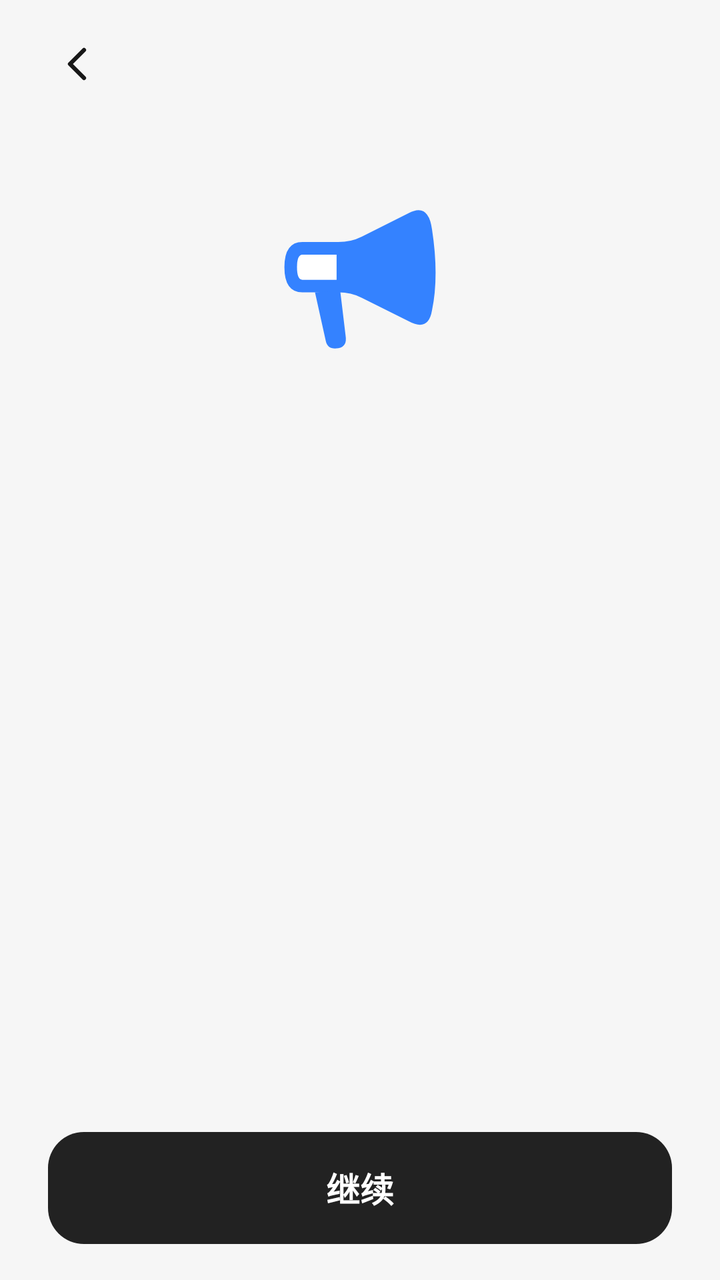
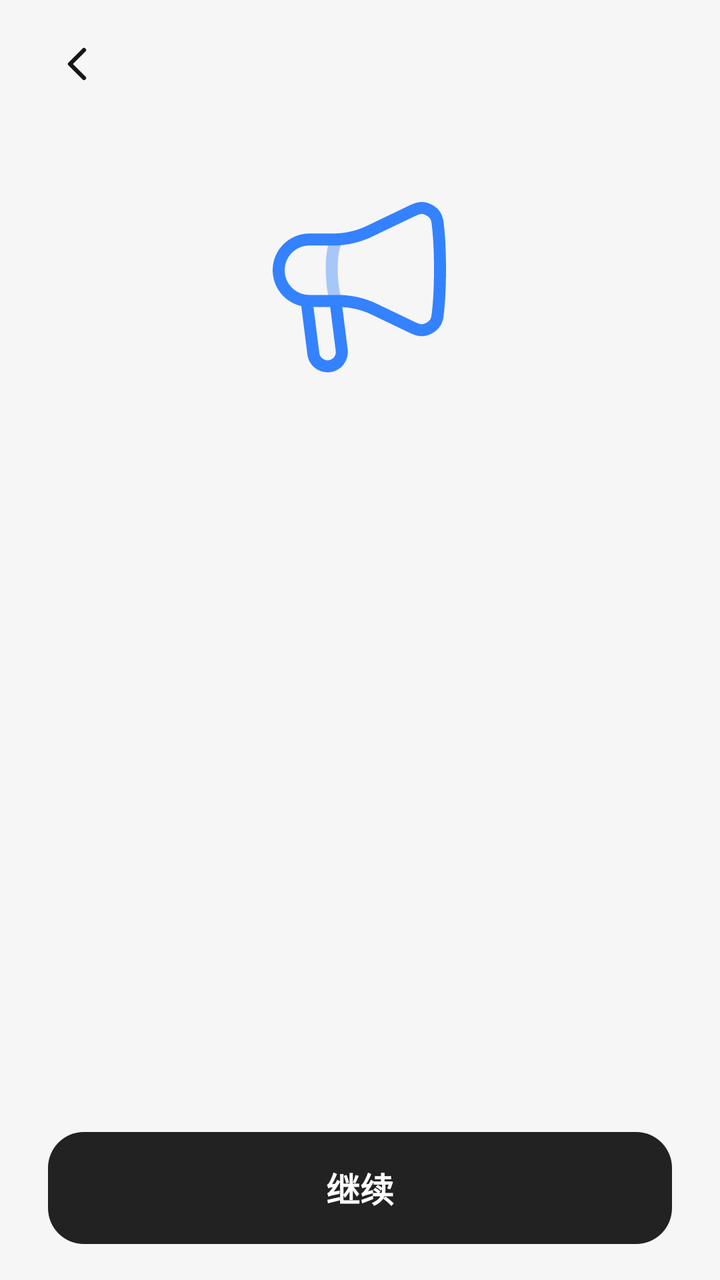

Screens rendered from an Android XML layout before and after an edit, with the pre-edit source and the edit as a unified diff.
<!-- AndroidManifest.xml: application theme Theme.RainKernel -->
<!-- res/layout/provision_detail_layout.xml -->
<?xml version="1.0" encoding="utf-8"?>
<FrameLayout xmlns:android="http://schemas.android.com/apk/res/android"
    android:id="@+id/permission_scene"
    android:layout_width="match_parent"
    android:layout_height="match_parent"
    android:background="@color/page_background">

    <LinearLayout
        android:id="@+id/provision_lyt"
        android:layout_width="match_parent"
        android:layout_height="match_parent"
        android:orientation="vertical">

        <include layout="@layout/provision_actionbar_layout" />

        <ImageView
            android:id="@+id/preview_image"
            android:layout_width="90dp"
            android:layout_height="90dp"
            android:layout_gravity="center_horizontal"
            android:layout_marginTop="30dp"
            android:layout_marginBottom="24dp"
            android:contentDescription="@null"
            android:src="@drawable/provision_service_state" />

        <include layout="@layout/provision_lyt_title_layout" />

        <include layout="@layout/provision_fragment_content" />

        <TextView
            android:id="@+id/provision_confirm"
            android:layout_width="match_parent"
            android:layout_height="56dp"
            android:layout_marginHorizontal="24dp"
            android:layout_marginBottom="18dp"
            android:gravity="center"
            android:background="@drawable/provision_confirm_background"
            android:text="@string/provision_continue"
            android:textColor="#FFFFFF"
            android:textSize="17sp"
            android:textStyle="bold"
            android:clickable="true"
            android:focusable="true" />
    </LinearLayout>

    <View
        android:id="@+id/permission_transition_scrim"
        android:layout_width="match_parent"
        android:layout_height="match_parent"
        android:background="#99000000"
        android:visibility="gone"
        android:importantForAccessibility="no" />
</FrameLayout>
<!-- res/layout/provision_actionbar_layout.xml (included above) -->
<?xml version="1.0" encoding="utf-8"?>
<LinearLayout xmlns:android="http://schemas.android.com/apk/res/android"
    android:id="@+id/provision_lyt_actionbar"
    android:layout_width="match_parent"
    android:layout_height="64dp"
    android:orientation="horizontal"
    android:gravity="center_vertical"
    android:paddingStart="15dp"
    android:paddingEnd="24dp">
    <ImageView
        android:id="@+id/back_icon"
        android:layout_width="48dp"
        android:layout_height="48dp"
        android:padding="12dp"
        android:src="@drawable/provision_back_arrow"
        android:contentDescription="@string/provision_back_description"
        android:foreground="?android:attr/selectableItemBackgroundBorderless"
        android:clickable="true"
        android:focusable="true" />
</LinearLayout>
<!-- res/layout/provision_lyt_title_layout.xml (included above) -->
<?xml version="1.0" encoding="utf-8"?>
<LinearLayout xmlns:android="http://schemas.android.com/apk/res/android"
    android:id="@+id/provision_lyt_title"
    android:layout_width="match_parent"
    android:layout_height="wrap_content"
    android:orientation="vertical"
    android:paddingStart="28dp"
    android:paddingEnd="28dp"
    android:paddingBottom="24dp">
    <TextView
        android:id="@+id/provision_title"
        android:layout_width="match_parent"
        android:layout_height="wrap_content"
        android:textColor="@color/text_primary"
        android:textSize="32sp"
        android:fontFamily="sans-serif-medium"
        android:gravity="center_vertical" />
</LinearLayout>
<!-- res/layout/provision_fragment_content.xml (included above) -->
<?xml version="1.0" encoding="utf-8"?>
<FrameLayout xmlns:android="http://schemas.android.com/apk/res/android"
    android:id="@+id/provision_container"
    android:layout_width="match_parent"
    android:layout_height="0dp"
    android:layout_weight="1" />
<!-- resources referenced by this layout -->
<resources>
  <color name="page_background">#F6F6F6</color>
  <color name="text_primary">#171717</color>
  <!-- drawable provision_back_arrow (drawable) -->
  <?xml version="1.0" encoding="utf-8"?>
  <vector xmlns:android="http://schemas.android.com/apk/res/android"
      android:width="24dp" android:height="24dp"
      android:viewportWidth="24" android:viewportHeight="24">
      <path android:strokeColor="@color/text_primary" android:strokeWidth="2.1"
          android:strokeLineCap="round" android:strokeLineJoin="round"
          android:fillColor="@android:color/transparent"
          android:pathData="M15,5 L8,12 L15,19" />
  </vector>
  <!-- drawable provision_confirm_background (drawable) -->
  <?xml version="1.0" encoding="utf-8"?>
  <shape xmlns:android="http://schemas.android.com/apk/res/android">
      <solid android:color="#222222" />
      <corners android:radius="18dp" />
  </shape>
  <!-- drawable provision_service_state (drawable) -->
  <?xml version="1.0" encoding="utf-8"?>
  <vector xmlns:android="http://schemas.android.com/apk/res/android"
      android:width="100dp"
      android:height="100dp"
      android:viewportWidth="100"
      android:viewportHeight="100">
      <path android:fillColor="#3482FF"
          android:pathData="M18,30 L38,30 Q45,30 51,27 L77,14 Q88,8 90,23 Q94,49 90,68 Q88,80 77,74 L51,61 Q45,58 38,58 L18,58 Q8,58 8,44 Q8,30 18,30 Z" />
      <path android:fillColor="#3482FF"
          android:pathData="M25,58 L31,85 Q32,90 38,89 Q43,88 42,82 L39,57 Z" />
      <path android:fillColor="#FFFFFF"
          android:pathData="M18,37 L37,37 L37,51 L18,51 Q15,51 15,44 Q15,37 18,37 Z" />
  </vector>
  <string name="provision_back_description">返回</string>
  <string name="provision_continue">继续</string>
  <style name="Theme.RainKernel" parent="android:style/Theme.Material.Light.NoActionBar">
          <item name="android:windowActionModeOverlay">true</item>
          <item name="android:windowLightStatusBar">false</item>
          <item name="android:windowLightNavigationBar">false</item>
          <item name="android:windowBackground">#000000</item>
          <item name="android:windowSplashScreenBackground">#000000</item>
      </style>
</resources>

<!-- the commit's change to res/layout/provision_detail_layout.xml (unified diff, before → after) -->
@@ -15,12 +15,13 @@
 
         <ImageView
             android:id="@+id/preview_image"
-            android:layout_width="90dp"
-            android:layout_height="90dp"
+            android:layout_width="100dp"
+            android:layout_height="100dp"
             android:layout_gravity="center_horizontal"
             android:layout_marginTop="30dp"
             android:layout_marginBottom="24dp"
             android:contentDescription="@null"
+            android:scaleType="fitCenter"
             android:src="@drawable/provision_service_state" />
 
         <include layout="@layout/provision_lyt_title_layout" />
<!-- resource entries referenced after the edit -->
@@ -18,20 +18,7 @@
       <solid android:color="#222222" />
       <corners android:radius="18dp" />
   </shape>
-  <!-- drawable provision_service_state (drawable) -->
-  <?xml version="1.0" encoding="utf-8"?>
-  <vector xmlns:android="http://schemas.android.com/apk/res/android"
-      android:width="100dp"
-      android:height="100dp"
-      android:viewportWidth="100"
-      android:viewportHeight="100">
-      <path android:fillColor="#3482FF"
-          android:pathData="M18,30 L38,30 Q45,30 51,27 L77,14 Q88,8 90,23 Q94,49 90,68 Q88,80 77,74 L51,61 Q45,58 38,58 L18,58 Q8,58 8,44 Q8,30 18,30 Z" />
-      <path android:fillColor="#3482FF"
-          android:pathData="M25,58 L31,85 Q32,90 38,89 Q43,88 42,82 L39,57 Z" />
-      <path android:fillColor="#FFFFFF"
-          android:pathData="M18,37 L37,37 L37,51 L18,51 Q15,51 15,44 Q15,37 18,37 Z" />
-  </vector>
+  <!-- drawable provision_service_state: vector/xml drawable (drawable, 3121 chars, omitted) -->
   <string name="provision_back_description">返回</string>
   <string name="provision_continue">继续</string>
   <style name="Theme.RainKernel" parent="android:style/Theme.Material.Light.NoActionBar">
